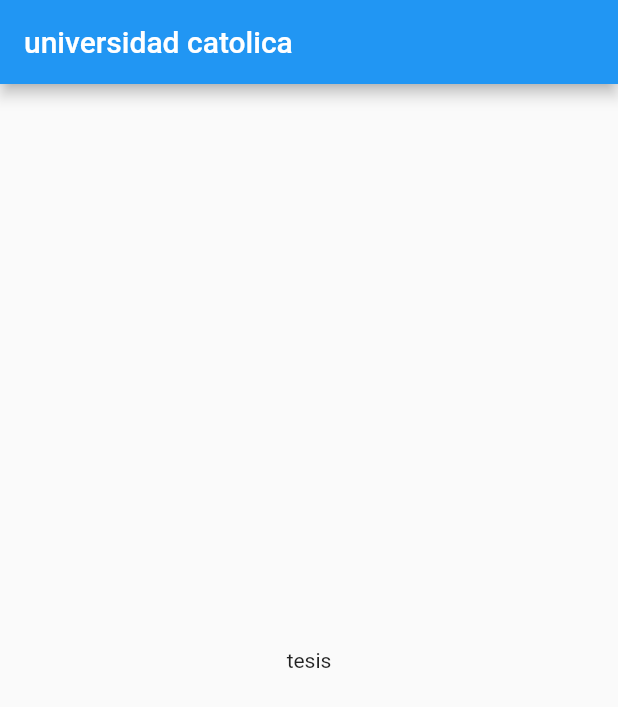
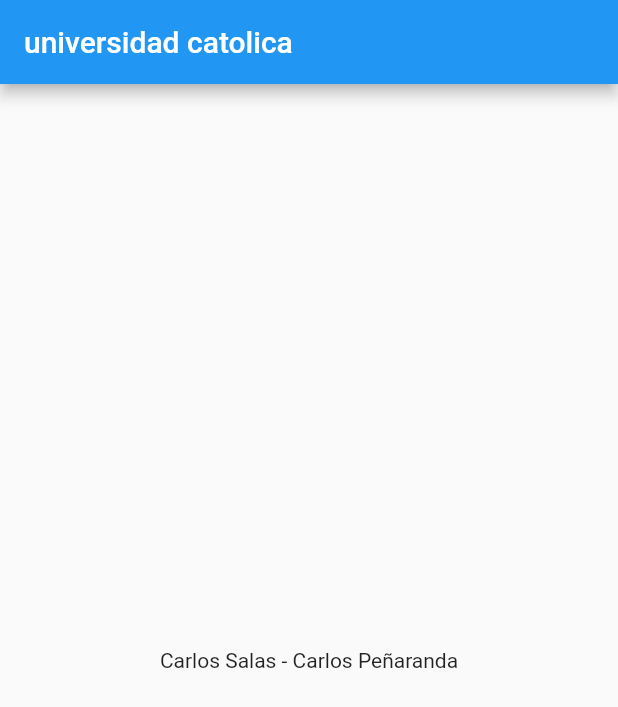
Before and after one commit to carlostic26/Coach_app, a Flutter app: the screen it shows after launch, on a phone screen of 412 x 824 dp. Shown: the top 707 px of the screen. Run offline on Flutter 3.47's test engine with Material 2 defaults, Android fonts, the phone set to English and light mode, and no system bars.

Commit message:
fix txt
i've fixed the txt hello world to cs and cp

```diff
--- a/lib/main.dart
+++ b/lib/main.dart
@@ -13,8 +13,7 @@ class MyApp extends StatelessWidget {
         ),
         body: Center(
           child: Container(
-
-            child: Text('tesis'),
+            child: Text('Carlos Salas - Carlos Peñaranda'),
 
           ),
         ),
```
